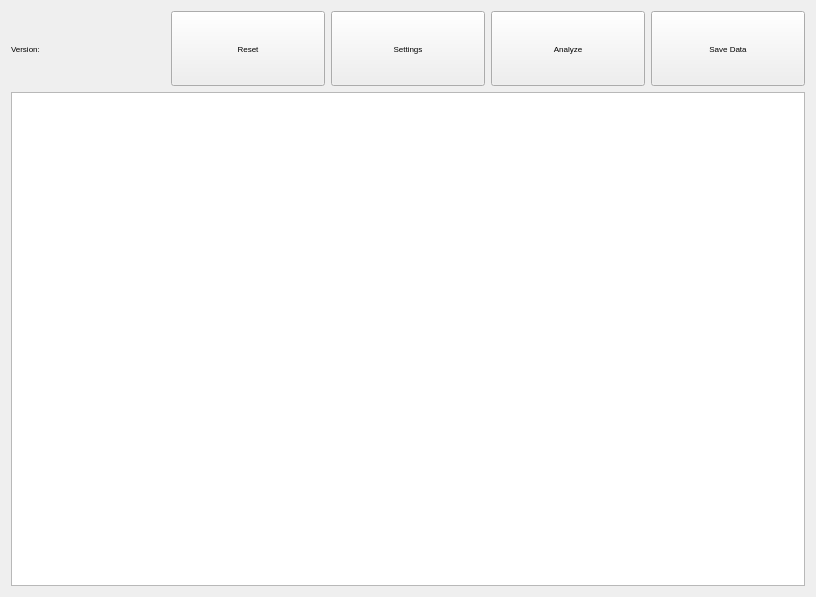
Old version of the form mainwindow.ui in the repository chriskonstad/thumbarea.
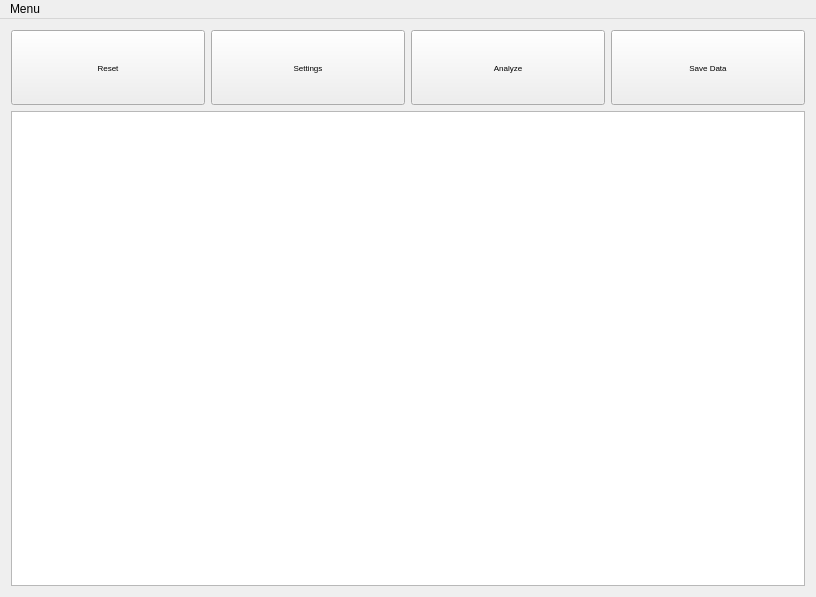
New version of the form.

What changed in the file:
```diff
--- a/mainwindow.ui
+++ b/mainwindow.ui
@@ -17,27 +17,6 @@
    <layout class="QVBoxLayout" name="verticalLayout">
     <item>
      <layout class="QHBoxLayout" name="horizontalLayout">
-      <item>
-       <widget class="QLabel" name="labVersion">
-        <property name="minimumSize">
-         <size>
-          <width>0</width>
-          <height>75</height>
-         </size>
-        </property>
-        <property name="font">
-         <font>
-          <pointsize>6</pointsize>
-         </font>
-        </property>
-        <property name="text">
-         <string>Version:</string>
-        </property>
-        <property name="wordWrap">
-         <bool>true</bool>
-        </property>
-       </widget>
-      </item>
       <item>
        <widget class="QPushButton" name="pbReset">
         <property name="sizePolicy">
@@ -175,6 +154,16 @@
      <height>23</height>
     </rect>
    </property>
+   <widget class="QMenu" name="menuMenu">
+    <property name="title">
+     <string>Menu</string>
+    </property>
+    <addaction name="actionAnalyze"/>
+    <addaction name="actionReset"/>
+    <addaction name="actionSave_Data"/>
+    <addaction name="actionSettings"/>
+   </widget>
+   <addaction name="menuMenu"/>
   </widget>
  </widget>
  <layoutdefault spacing="6" margin="11"/>
```
Left out of the diff: 20 changed lines with no effect on the pictures.
